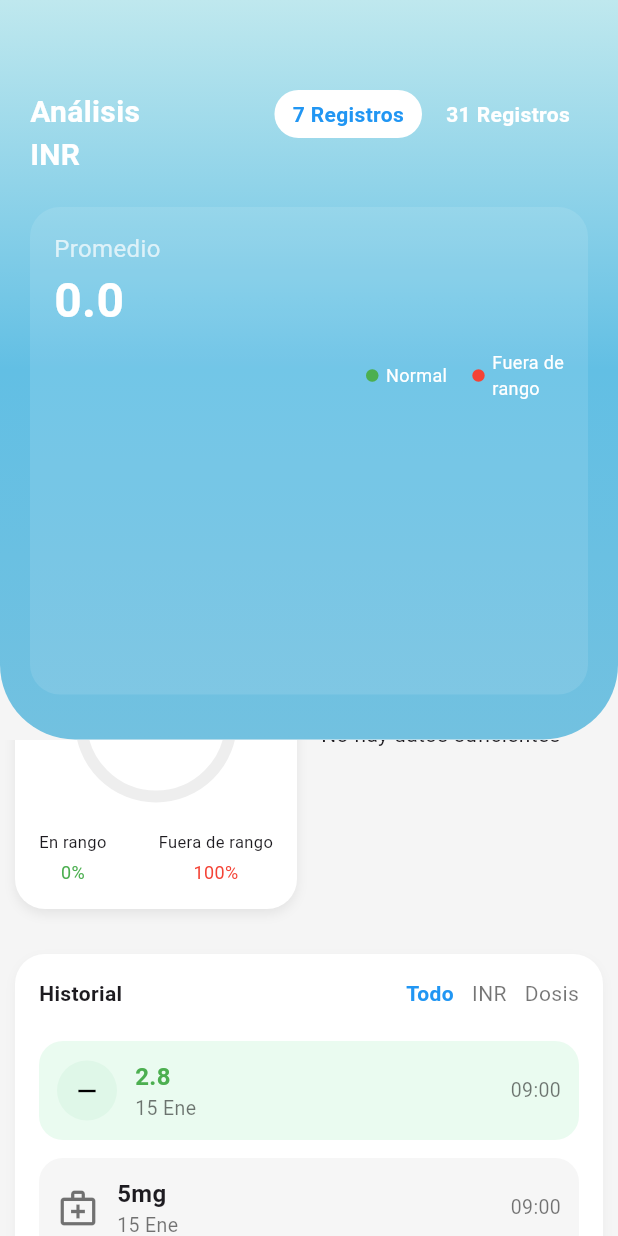
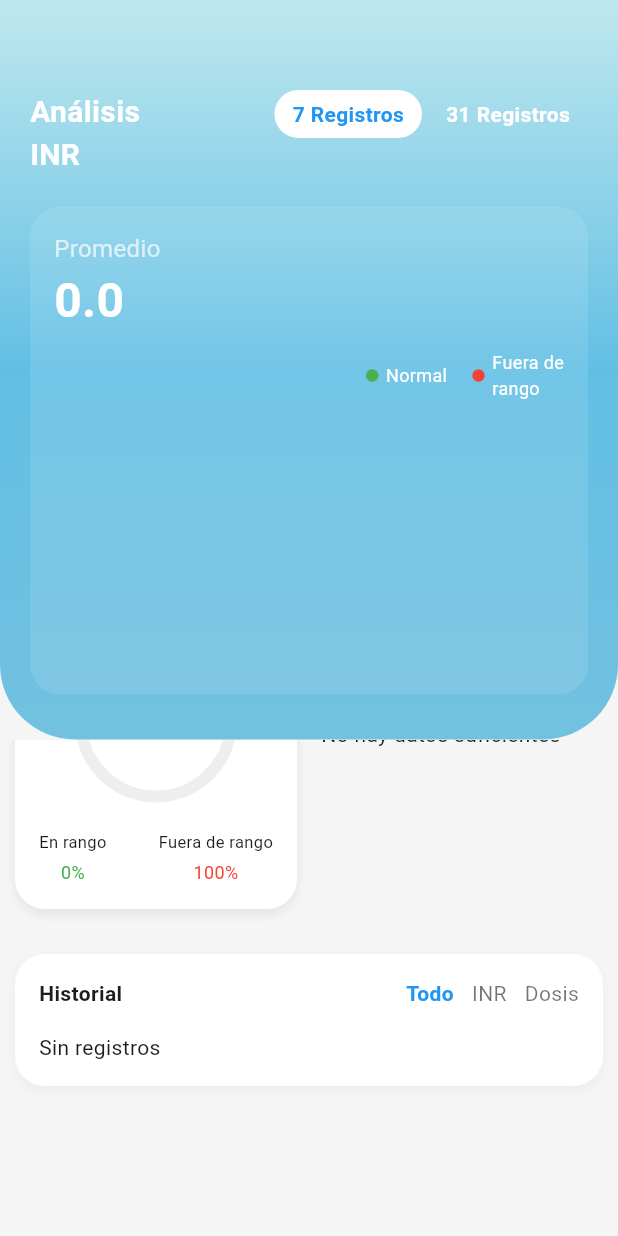
Before and after one commit to FabRangel/INRight, a Flutter app: the Page1 screen opened directly, scrolled down 150 dp, on a phone screen of 412 x 824 dp. Run offline on Flutter 3.47's test engine with Material 3 defaults, Android fonts, the phone set to English and light mode, and no system bars; our stand-ins replace animated_notch_bottom_bar, awesome_snackbar_content, cloud_firestore, firebase_auth, firebase_core, fl_chart and 2 more; accounts and stored records are empty.

Commit message:
Adv: advance of page 1 and 5

```diff
--- a/lib/features/home/presentation/pages/page1.dart
+++ b/lib/features/home/presentation/pages/page1.dart
@@ -1,5 +1,6 @@
 import 'package:flutter/material.dart';
 import 'package:inright/features/configurations/providers/medication_config_provider.dart';
+import 'package:inright/features/home/providers/dosesProvider.dart';
 import 'package:inright/features/home/providers/inrProvider.dart';
 import 'package:inright/features/home/presentation/widgets/tendenciaData.dart';
 import 'package:inright/features/home/presentation/widgets/legendItem.dart';
@@ -26,6 +27,8 @@ class _Page1State extends State<Page1> {
     Future.microtask(() {
       final provider = Provider.of<InrProvider>(context, listen: false);
       provider.fetchInr();
+      final dosisProvider = Provider.of<DosisProvider>(context, listen: false);
+      dosisProvider.fetchDosis();
     });
   }
 
@@ -84,6 +87,26 @@ class _Page1State extends State<Page1> {
             .where((v) => v != null)
             .map((v) => (v as num).toDouble())
             .toList();
+    final inr = context.watch<InrProvider>().inrDatos;
+    final dosis = context.watch<DosisProvider>().dosisDatos;
+
+    final historialUnificado = [
+      ...inr.map((e) => {...e, 'tipo': 'inr'}),
+      ...dosis.map(
+        (e) => {
+          ...e,
+          'tipo': 'dosis',
+          'fecha': e['fecha'], // ya está en string "YYYY-MM-DD"
+          'hora': e['hora'] ?? '',
+        },
+      ),
+    ]..sort((a, b) {
+      final aFecha =
+          DateTime.tryParse("${a['fecha']} ${a['hora']}") ?? DateTime(0);
+      final bFecha =
+          DateTime.tryParse("${b['fecha']} ${b['hora']}") ?? DateTime(0);
+      return bFecha.compareTo(aFecha);
+    });
 
     return Scaffold(
       backgroundColor: const Color(0xFFF5F5F5),
@@ -341,7 +364,7 @@ class _Page1State extends State<Page1> {
                     ],
                   ),
                   const SizedBox(height: 30),
-                  buildHistorialCard(),
+                  HistorialCard(historial: historialUnificado),
                 ],
               ),
             ),
--- a/lib/features/home/presentation/widgets/buildHistorialCard.dart
+++ b/lib/features/home/presentation/widgets/buildHistorialCard.dart
@@ -4,55 +4,22 @@ import 'package:inright/features/home/presentation/widgets/historyItem.dart';
 
 enum FiltroHistorial { todo, inr, dosis }
 
-class buildHistorialCard extends StatefulWidget {
-  const buildHistorialCard({super.key});
+class HistorialCard extends StatefulWidget {
+  final List<Map<String, dynamic>> historial;
+
+  const HistorialCard({super.key, required this.historial});
 
   @override
-  State<buildHistorialCard> createState() => _HistorialSectionState();
+  State<HistorialCard> createState() => _HistorialCardState();
 }
 
-class _HistorialSectionState extends State<buildHistorialCard> {
+class _HistorialCardState extends State<HistorialCard> {
   FiltroHistorial filtroSeleccionado = FiltroHistorial.todo;
-
-  final List<Map<String, dynamic>> historial = [
-    {
-      'tipo': 'inr',
-      'valor': 2.8,
-      'fecha': '15 Ene',
-      'hora': '09:00',
-      'trend': 'neutral',
-    },
-    {'tipo': 'dosis', 'dosis': '5mg', 'fecha': '15 Ene', 'hora': '09:00'},
-    {
-      'tipo': 'inr',
-      'valor': 3.1,
-      'fecha': '01 Ene',
-      'hora': '09:15',
-      'trend': 'up',
-    },
-    {'tipo': 'dosis', 'dosis': '4mg', 'fecha': '01 Ene', 'hora': '09:15'},
-    {
-      'tipo': 'inr',
-      'valor': 2.5,
-      'fecha': '15 Dic',
-      'hora': '08:45',
-      'trend': 'down',
-    },
-    {'tipo': 'dosis', 'dosis': '5mg', 'fecha': '15 Dic', 'hora': '08:45'},
-    {
-      'tipo': 'inr',
-      'valor': 2.7,
-      'fecha': '01 Dic',
-      'hora': '09:30',
-      'trend': 'neutral',
-    },
-    {'tipo': 'dosis', 'dosis': '5mg', 'fecha': '01 Dic', 'hora': '09:30'},
-  ];
 
   @override
   Widget build(BuildContext context) {
     final historialFiltrado =
-        historial.where((item) {
+        widget.historial.where((item) {
           if (filtroSeleccionado == FiltroHistorial.todo) return true;
           return item['tipo'] == filtroSeleccionado.name;
         }).toList();
@@ -95,20 +62,26 @@ class _HistorialSectionState extends State<buildHistorialCard> {
           const SizedBox(height: 16),
 
           // Lista renderizada
+          if (historialFiltrado.isEmpty)
+            const Text("Sin registros")
+          else
             ...historialFiltrado.map((item) {
-            if (item['tipo'] == 'inr') {
+              if (item['tipo'] == 'inr' && item['valor'] != null) {
                 return HistoryItem(
-                value: item['valor'],
+                  value: (item['valor'] as num).toDouble(),
                   date: item['fecha'],
                   time: item['hora'],
-                trend: item['trend'],
+                  trend: item['trend'] ?? 'neutral',
                 );
-            } else {
+              } else if (item['tipo'] == 'dosis') {
                 return DosisItem(
-                dosis: item['dosis'],
+                  dosis: item['dosis'].toString(),
                   date: item['fecha'],
                   time: item['hora'],
                 );
+              } else {
+                // Si es tipo desconocido o falta data
+                return const SizedBox.shrink();
               }
             }).toList(),
         ],
--- /dev/null
+++ b/lib/features/home/providers/dosesProvider.dart
@@ -0,0 +1,36 @@
+import 'package:flutter/material.dart';
+import 'package:inright/services/home/doses.service.dart';
+
+class DosisProvider extends ChangeNotifier {
+  final DosisService _dosisService = DosisService();
+
+  bool _loading = false;
+  bool get loading => _loading;
+
+  List<Map<String, dynamic>> _dosisDatos = [];
+  List<Map<String, dynamic>> get dosisDatos => _dosisDatos;
+
+  Future<void> fetchDosis() async {
+    _loading = true;
+    notifyListeners();
+
+    final data = await _dosisService.getDosesHistory();
+    _dosisDatos = data;
+    _loading = false;
+    notifyListeners();
+  }
+
+  List<Map<String, dynamic>> get dosisReciente {
+    return _dosisDatos.reversed.toList(); // más reciente al final
+  }
+
+  double get promedioMg {
+    final mgList = _dosisDatos
+        .where((e) => e['dosis'] != null)
+        .map((e) => (e['dosis'] as num).toDouble())
+        .toList();
+
+    if (mgList.isEmpty) return 0.0;
+    return mgList.reduce((a, b) => a + b) / mgList.length;
+  }
+}
--- a/lib/main.dart
+++ b/lib/main.dart
@@ -3,6 +3,7 @@ import 'package:inright/features/auth/presentation/forgot_password_screen.dart';
 import 'package:inright/features/auth/presentation/login_screen.dart';
 import 'package:inright/features/auth/presentation/register_screen.dart';
 import 'package:inright/features/home/presentation/widgets/navbar.dart';
+import 'package:inright/features/home/providers/dosesProvider.dart';
 import 'package:inright/features/home/providers/inrProvider.dart';
 import 'package:inright/features/configurations/presentation/pages/configurations.dart';
 import 'package:inright/features/configurations/providers/medication_config_provider.dart';
@@ -53,6 +54,7 @@ void main() async {
         ChangeNotifierProvider(create: (_) => UserProvider()),
         ChangeNotifierProvider(create: (_) => ProfileConfigProvider()),
         ChangeNotifierProvider(create: (_) => NotificationConfigProvider()),
+        ChangeNotifierProvider(create: (_) => DosisProvider()..fetchDosis()),
       ],
       child: MainApp(isFirstTime: isFirstTime, initialAuth: isAuthenticated),
     ),
```
Also changed, not shown: lib/features/home/presentation/pages/page5.dart (+28 -3 lines). Lines whose indentation alone changed are shown as unchanged.
